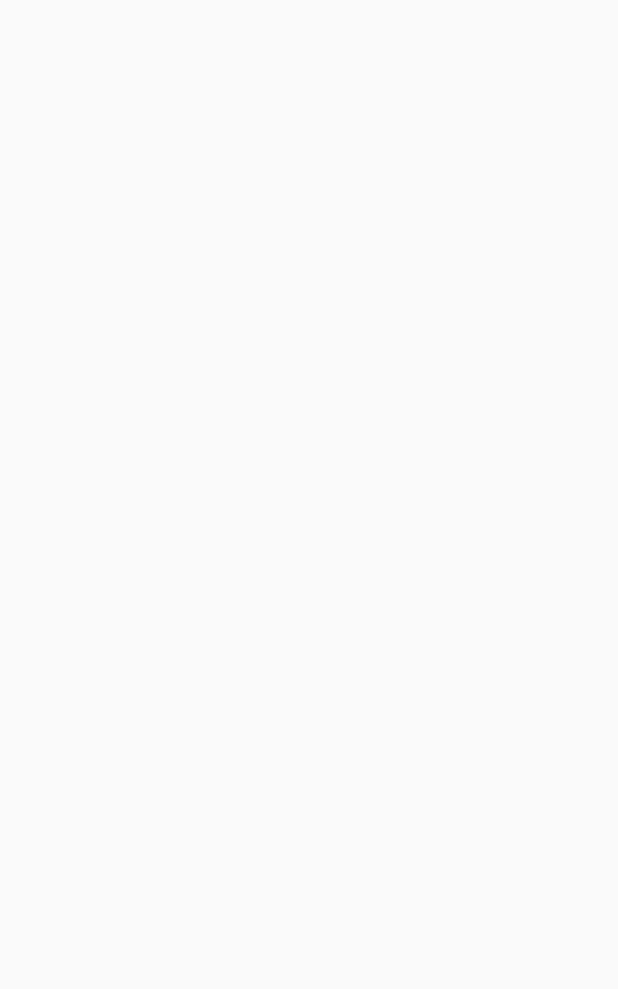
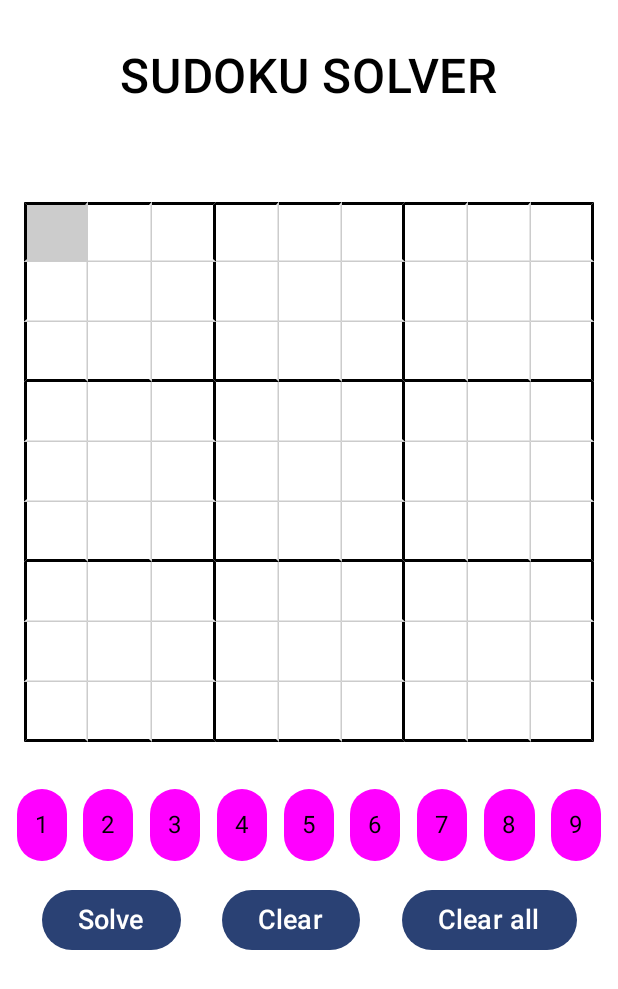
Before and after one commit to AdamDawi/Sudoku-solver, an Android app built with Jetpack Compose: the screen it shows after launch (MainActivity), on a phone screen of 412 x 824 dp. Before the commit the part shown is empty. Shown: the top 989 px of the screen. Run offline under Robolectric (Android 15) with nearby library versions, the phone set to English and light mode, and no system bars.

Commit message:
NEW: Displaying sudoku grid and buttons for interact with solving sudoku and write numbers to sudoku

```diff
--- a/app/build.gradle.kts
+++ b/app/build.gradle.kts
@@ -59,6 +59,9 @@ dependencies {
     implementation(libs.androidx.ui.graphics)
     implementation(libs.androidx.ui.tooling.preview)
     implementation(libs.androidx.material3)
+    implementation(libs.androidx.camera.lifecycle)
+    implementation(libs.play.services.mlkit.text.recognition.common)
+    implementation(libs.play.services.mlkit.text.recognition)
     testImplementation(libs.junit)
     androidTestImplementation(libs.androidx.junit)
     androidTestImplementation(libs.androidx.espresso.core)
@@ -67,7 +70,7 @@ dependencies {
     debugImplementation(libs.androidx.ui.tooling)
     debugImplementation(libs.androidx.ui.test.manifest)
 
-    //viewModel
+    // viewModel
     implementation("androidx.lifecycle:lifecycle-viewmodel-ktx:2.6.1")
 
     // Local unit tests
--- /dev/null
+++ b/app/src/main/java/com/example/sudokusolver/common/CustomBorder.kt
@@ -0,0 +1,130 @@
+package com.example.sudokusolver.common
+
+import androidx.compose.runtime.Stable
+import androidx.compose.ui.Modifier
+import androidx.compose.ui.draw.drawBehind
+import androidx.compose.ui.graphics.Color
+import androidx.compose.ui.graphics.Path
+import androidx.compose.ui.graphics.drawscope.DrawScope
+import androidx.compose.ui.unit.Dp
+
+
+/**
+ * Data class representing a border with a specified stroke width and color.
+ *
+ * @param strokeWidth The width of the border.
+ * @param color The color of the border.
+ */
+data class Border(val strokeWidth: Dp, val color: Color)
+
+/**
+ * Applies custom borders to the specified sides of a Composable.
+ *
+ * @param start Border to be drawn on the start (left) side. Defaults to null.
+ * @param top Border to be drawn on the top side. Defaults to null.
+ * @param end Border to be drawn on the end (right) side. Defaults to null.
+ * @param bottom Border to be drawn on the bottom side. Defaults to null.
+ */
+@Stable
+fun Modifier.border(
+    start: Border? = null,
+    top: Border? = null,
+    end: Border? = null,
+    bottom: Border? = null,
+) =
+    drawBehind {
+        start?.let {
+            drawStartBorder(it, shareTop = top != null, shareBottom = bottom != null)
+        }
+        top?.let {
+            drawTopBorder(it, shareStart = start != null, shareEnd = end != null)
+        }
+        end?.let {
+            drawEndBorder(it, shareTop = top != null, shareBottom = bottom != null)
+        }
+        bottom?.let {
+            drawBottomBorder(border = it, shareStart = start != null, shareEnd = end != null)
+        }
+    }
+
+private fun DrawScope.drawTopBorder(
+    border: Border,
+    shareStart: Boolean = true,
+    shareEnd: Boolean = true
+) {
+    val strokeWidthPx = border.strokeWidth.toPx()
+    if (strokeWidthPx == 0f) return
+    drawPath(
+        Path().apply {
+            moveTo(0f, 0f)
+            lineTo(if (shareStart) strokeWidthPx else 0f, strokeWidthPx)
+            val width = size.width
+            lineTo(if (shareEnd) width - strokeWidthPx else width, strokeWidthPx)
+            lineTo(width, 0f)
+            close()
+        },
+        color = border.color
+    )
+}
+
+private fun DrawScope.drawBottomBorder(
+    border: Border,
+    shareStart: Boolean,
+    shareEnd: Boolean
+) {
+    val strokeWidthPx = border.strokeWidth.toPx()
+    if (strokeWidthPx == 0f) return
+    drawPath(
+        Path().apply {
+            val width = size.width
+            val height = size.height
+            moveTo(0f, height)
+            lineTo(if (shareStart) strokeWidthPx else 0f, height - strokeWidthPx)
+            lineTo(if (shareEnd) width - strokeWidthPx else width, height - strokeWidthPx)
+            lineTo(width, height)
+            close()
+        },
+        color = border.color
+    )
+}
+
+private fun DrawScope.drawStartBorder(
+    border: Border,
+    shareTop: Boolean = true,
+    shareBottom: Boolean = true
+) {
+    val strokeWidthPx = border.strokeWidth.toPx()
+    if (strokeWidthPx == 0f) return
+    drawPath(
+        Path().apply {
+            moveTo(0f, 0f)
+            lineTo(strokeWidthPx, if (shareTop) strokeWidthPx else 0f)
+            val height = size.height
+            lineTo(strokeWidthPx, if (shareBottom) height - strokeWidthPx else height)
+            lineTo(0f, height)
+            close()
+        },
+        color = border.color
+    )
+}
+
+private fun DrawScope.drawEndBorder(
+    border: Border,
+    shareTop: Boolean = true,
+    shareBottom: Boolean = true
+) {
+    val strokeWidthPx = border.strokeWidth.toPx()
+    if (strokeWidthPx == 0f) return
+    drawPath(
+        Path().apply {
+            val width = size.width
+            val height = size.height
+            moveTo(width, 0f)
+            lineTo(width - strokeWidthPx, if (shareTop) strokeWidthPx else 0f)
+            lineTo(width - strokeWidthPx, if (shareBottom) height - strokeWidthPx else height)
+            lineTo(width, height)
+            close()
+        },
+        color = border.color
+    )
+}
--- a/app/src/main/java/com/example/sudokusolver/presentation/main_screen/MainScreen.kt
+++ b/app/src/main/java/com/example/sudokusolver/presentation/main_screen/MainScreen.kt
@@ -1,12 +1,110 @@
 package com.example.sudokusolver.presentation.main_screen
 
+import androidx.compose.foundation.background
+import androidx.compose.foundation.clickable
+import androidx.compose.foundation.layout.Arrangement
+import androidx.compose.foundation.layout.Column
+import androidx.compose.foundation.layout.Row
+import androidx.compose.foundation.layout.Spacer
+import androidx.compose.foundation.layout.fillMaxSize
+import androidx.compose.foundation.layout.fillMaxWidth
+import androidx.compose.foundation.layout.height
+import androidx.compose.foundation.layout.padding
+import androidx.compose.material3.Button
+import androidx.compose.material3.Text
 import androidx.compose.runtime.Composable
+import androidx.compose.runtime.getValue
+import androidx.compose.runtime.key
+import androidx.compose.runtime.mutableStateListOf
+import androidx.compose.runtime.mutableStateOf
+import androidx.compose.runtime.remember
+import androidx.compose.runtime.setValue
+import androidx.compose.ui.Alignment
 import androidx.compose.ui.Modifier
+import androidx.compose.ui.graphics.Color
+import androidx.compose.ui.text.font.FontWeight
+import androidx.compose.ui.unit.dp
+import androidx.compose.ui.unit.sp
+import com.example.sudokusolver.common.Result
+import com.example.sudokusolver.common.clearState
+import com.example.sudokusolver.common.toIntGrid
+import com.example.sudokusolver.common.updateFrom
+import com.example.sudokusolver.presentation.main_screen.components.NumberBox
+import com.example.sudokusolver.presentation.main_screen.components.SudokuBoard
 
 @Composable
 fun MainScreen(
-    modifier: Modifier = Modifier,
     viewModel: MainViewModel
 ) {
+    val grid = remember { mutableStateListOf(*Array(9) { MutableList(9) { mutableStateOf("") } }) }
+    var selectedCell by remember { mutableStateOf(Pair(0, 0)) }
+    Column(
+        modifier = Modifier
+            .fillMaxSize()
+            .background(Color.White),
+        horizontalAlignment = Alignment.CenterHorizontally
+    ) {
+        Text(
+            modifier = Modifier
+                .padding(32.dp),
+            text = "SUDOKU SOLVER",
+            fontWeight = FontWeight.SemiBold,
+            fontSize = 32.sp
+        )
+        Spacer(modifier = Modifier.height(16.dp))
 
+        SudokuBoard(
+            grid = grid,
+            onCellClick = { i, j -> selectedCell = i to j },
+            selectedCell = selectedCell
+        )
+        Spacer(modifier = Modifier.height(15.dp))
+
+        Row(
+            modifier = Modifier.fillMaxWidth(),
+            horizontalArrangement = Arrangement.SpaceEvenly
+        ) {
+            for(i in 1..9){
+                key(i) {
+                    NumberBox(
+                        modifier = Modifier.clickable { grid[selectedCell.first][selectedCell.second].value = i.toString() },
+                        number = i)
+                }
+            }
+        }
+
+        Spacer(modifier = Modifier.height(15.dp))
+
+        Row(
+            modifier = Modifier.fillMaxWidth(),
+            horizontalArrangement = Arrangement.SpaceEvenly
+        ) {
+            Button(onClick = {
+                val result = (viewModel.solveSudoku(grid.toIntGrid()) as Result.Success).data
+                grid.updateFrom(result)
+            }) {
+                Text(
+                    text = "Solve",
+                    fontSize = 18.sp
+                )
+            }
+            Button(onClick = {
+                grid[selectedCell.first][selectedCell.second].value = ""
+            }) {
+                Text(
+                    text = "Clear",
+                    fontSize = 18.sp
+                )
+            }
+
+            Button(onClick = {
+                grid.clearState()
+            }) {
+                Text(
+                    text = "Clear all",
+                    fontSize = 18.sp
+                )
+            }
+        }
+    }
 }
--- a/app/src/main/java/com/example/sudokusolver/presentation/main_screen/MainViewModel.kt
+++ b/app/src/main/java/com/example/sudokusolver/presentation/main_screen/MainViewModel.kt
@@ -30,7 +30,7 @@ class MainViewModel: ViewModel() {
         return Result.NoResultSudoku
     }
 
-    private fun isSafe(sudoku: Array<Array<Int>>, row: Int, col: Int, num:Int): Boolean {
+    private fun isSafe(sudoku: Array<Array<Int>>, row: Int, col: Int, num: Int): Boolean {
         // row
         for(i in 0 until 9){
             if(sudoku[row][i] == num) return false
--- /dev/null
+++ b/app/src/main/java/com/example/sudokusolver/presentation/main_screen/components/NumberBox.kt
@@ -0,0 +1,26 @@
+package com.example.sudokusolver.presentation.main_screen.components
+
+import androidx.compose.foundation.background
+import androidx.compose.foundation.layout.Box
+import androidx.compose.foundation.layout.padding
+import androidx.compose.foundation.shape.CircleShape
+import androidx.compose.material3.Text
+import androidx.compose.runtime.Composable
+import androidx.compose.ui.Modifier
+import androidx.compose.ui.draw.clip
+import androidx.compose.ui.graphics.Color
+import androidx.compose.ui.unit.dp
+
+@Composable
+fun NumberBox(
+    modifier: Modifier = Modifier,
+    number: Int
+) {
+    Box(modifier = modifier
+        .clip(CircleShape)
+        .background(Color.Magenta)
+        .padding(12.dp)
+    ){
+        Text(text = number.toString())
+    }
+}
--- /dev/null
+++ b/app/src/main/java/com/example/sudokusolver/presentation/main_screen/components/SudokuBoard.kt
@@ -0,0 +1,99 @@
+package com.example.sudokusolver.presentation.main_screen.components
+
+import android.graphics.Paint
+import android.graphics.Rect
+import androidx.compose.foundation.Canvas
+import androidx.compose.foundation.background
+import androidx.compose.foundation.clickable
+import androidx.compose.foundation.layout.Arrangement
+import androidx.compose.foundation.layout.Box
+import androidx.compose.foundation.layout.Column
+import androidx.compose.foundation.layout.Row
+import androidx.compose.foundation.layout.fillMaxSize
+import androidx.compose.foundation.layout.padding
+import androidx.compose.foundation.layout.size
+import androidx.compose.runtime.Composable
+import androidx.compose.runtime.MutableState
+import androidx.compose.runtime.key
+import androidx.compose.ui.Alignment
+import androidx.compose.ui.Modifier
+import androidx.compose.ui.graphics.Color
+import androidx.compose.ui.graphics.nativeCanvas
+import androidx.compose.ui.tooling.preview.Preview
+import androidx.compose.ui.unit.dp
+import com.example.sudokusolver.common.Border
+import com.example.sudokusolver.common.border
+
+@Composable
+fun SudokuBoard(
+    grid: MutableList<MutableList<MutableState<String>>>,
+    onCellClick: (Int, Int) -> Unit,
+    selectedCell: Pair<Int, Int>
+) {
+
+    Column(
+        modifier = Modifier
+            .padding(16.dp)
+            .background(Color.White),
+        verticalArrangement = Arrangement.Center
+    ) {
+        for (i in 0 until 9) {
+            Row {
+                for (j in 0 until 9) {
+                    key(j){
+                        val bottomBorder =
+                            if (i % 3 == 2) Border(2.dp, Color.Black) else Border(1.dp, Color.LightGray)
+                        val endBorder =
+                            if (j % 3 == 2) Border(2.dp, Color.Black) else Border(1.dp, Color.LightGray)
+                        val startBorder = if (j == 0) Border(2.dp, Color.Black) else null
+                        val topBorder = if (i == 0) Border(2.dp, Color.Black) else null
+
+                        Box(
+                            contentAlignment = Alignment.Center,
+                            modifier = Modifier
+                                .weight(1f)
+                                .size(40.dp)
+                                .background(if (i == selectedCell.first && j == selectedCell.second) Color.LightGray else Color.White)
+                                .border(
+                                    start = startBorder,
+                                    top = topBorder,
+                                    end = endBorder,
+                                    bottom = bottomBorder
+                                )
+                                .clickable { onCellClick(i, j) }
+                        ) {
+                            val cellValue = grid[i][j].value
+                            Canvas(modifier = Modifier.fillMaxSize()) {
+                                if (cellValue.isNotEmpty()) {
+                                    val textPaint = Paint().apply {
+                                        color = android.graphics.Color.BLACK
+                                        textSize = 40f
+                                        textAlign = Paint.Align.CENTER
+                                    }
+
+                                    val textBounds = Rect()
+                                    textPaint.getTextBounds(cellValue, 0, cellValue.length, textBounds)
+
+                                    val x = size.width / 2
+                                    val y = size.height / 2 + textBounds.height() / 2 - textBounds.bottom
+
+                                    drawContext.canvas.nativeCanvas.drawText(cellValue, x, y, textPaint)
+                                }
+                            }
+                        }
+                    }
+                }
+            }
+        }
+    }
+}
+
+@Preview(showSystemUi = true)
+@Composable
+private fun SudokuBoardPreview() {
+    SudokuBoard(
+        grid = mutableListOf(),
+        onCellClick = { _, _ -> },
+        selectedCell = Pair(0, 0)
+    )
+}
--- a/gradle/libs.versions.toml
+++ b/gradle/libs.versions.toml
@@ -8,6 +8,9 @@ espressoCore = "3.6.1"
 lifecycleRuntimeKtx = "2.8.3"
 activityCompose = "1.9.0"
 composeBom = "2023.08.00"
+cameraLifecycle = "1.3.4"
+playServicesMlkitTextRecognitionCommon = "19.0.0"
+playServicesMlkitTextRecognition = "19.0.0"
 
 [libraries]
 androidx-core-ktx = { group = "androidx.core", name = "core-ktx", version.ref = "coreKtx" }
@@ -24,6 +27,9 @@ androidx-ui-tooling-preview = { group = "androidx.compose.ui", name = "ui-toolin
 androidx-ui-test-manifest = { group = "androidx.compose.ui", name = "ui-test-manifest" }
 androidx-ui-test-junit4 = { group = "androidx.compose.ui", name = "ui-test-junit4" }
 androidx-material3 = { group = "androidx.compose.material3", name = "material3" }
+androidx-camera-lifecycle = { group = "androidx.camera", name = "camera-lifecycle", version.ref = "cameraLifecycle" }
+play-services-mlkit-text-recognition-common = { group = "com.google.android.gms", name = "play-services-mlkit-text-recognition-common", version.ref = "playServicesMlkitTextRecognitionCommon" }
+play-services-mlkit-text-recognition = { group = "com.google.android.gms", name = "play-services-mlkit-text-recognition", version.ref = "playServicesMlkitTextRecognition" }
 
 [plugins]
 android-application = { id = "com.android.application", version.ref = "agp" }
```
Also changed, not shown: app/src/main/java/com/example/sudokusolver/common/ExtensionFunctions.kt (added, +28 -0 lines).
